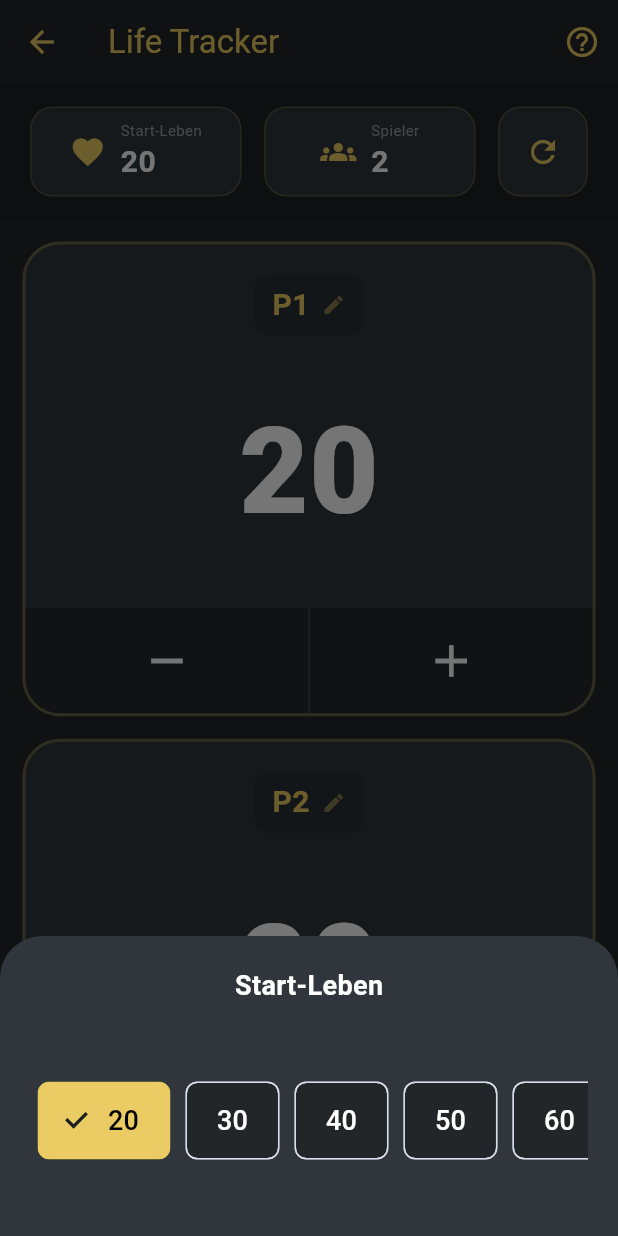
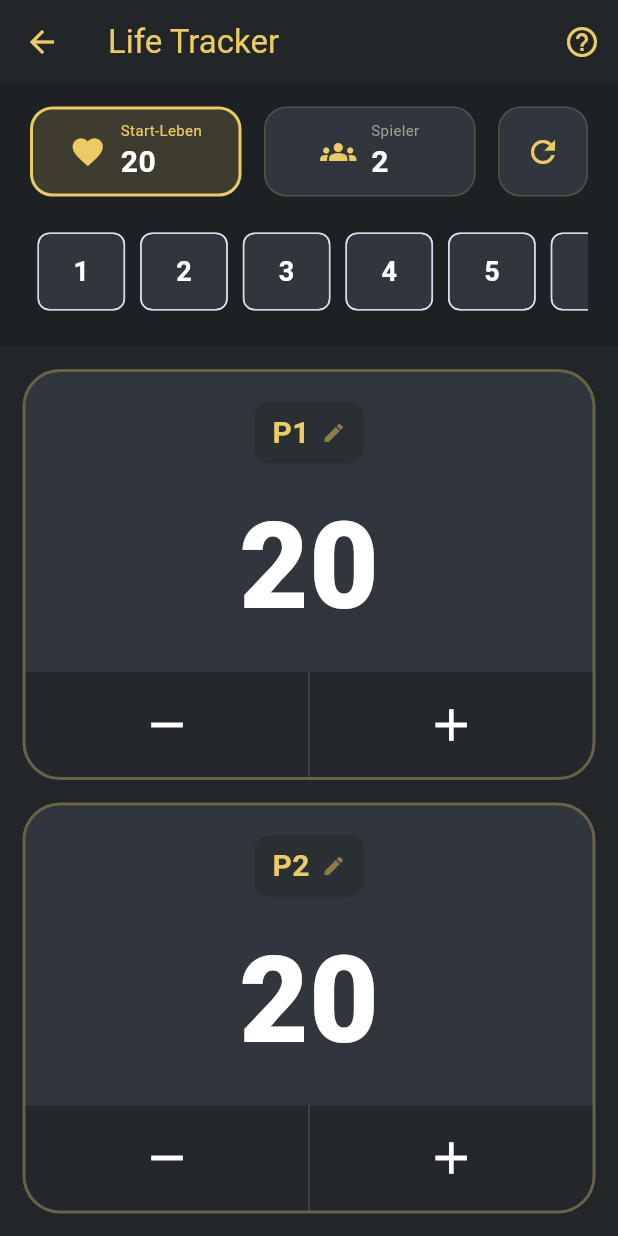
Before and after one commit to PrinzWillyM/countr-appclient, a Flutter app: the LifeTrackerGame screen opened directly, after a tap on "Start-Leben", on a phone screen of 412 x 824 dp. Run offline on Flutter 3.47's test engine with Material 3 defaults, Android fonts, the phone set to English and light mode, and no system bars; our stand-ins replace confetti, shared_preferences; accounts and stored records are empty.

Commit message:
changed life tracker selection

```diff
--- a/lib/games/life_tracker.dart
+++ b/lib/games/life_tracker.dart
@@ -25,6 +25,9 @@ class _LifeTrackerGameState extends State<LifeTrackerGame> {
   String _currentLang = 'en';
 
   final TextEditingController _renameController = TextEditingController();
+
+  // Steuert, welches Setup-Menü gerade offen ist (0=nichts, 1=Life, 2=Players)
+  int _activeMenu = 0;
 
   @override
   void initState() {
@@ -95,6 +98,7 @@ class _LifeTrackerGameState extends State<LifeTrackerGame> {
         'name': 'P${index + 1}',
         'life': startLife,
       });
+      _activeMenu = 0; // Menü schließen beim Reset
     });
   }
 
@@ -102,6 +106,7 @@ class _LifeTrackerGameState extends State<LifeTrackerGame> {
     HapticFeedback.selectionClick();
     setState(() {
       players[index]['life'] += amount;
+      _activeMenu = 0; // Schließt das Menü, falls man anfängt zu tippen
     });
   }
 
@@ -111,6 +116,7 @@ class _LifeTrackerGameState extends State<LifeTrackerGame> {
       context: context,
       builder: (context) => AlertDialog(
         backgroundColor: surfaceColor,
+        shape: RoundedRectangleBorder(borderRadius: BorderRadius.circular(15), side: BorderSide(color: primaryColor)),
         title: Text(_t('rename_title'), style: const TextStyle(color: Colors.white)),
         content: TextField(
           controller: _renameController,
@@ -145,6 +151,7 @@ class _LifeTrackerGameState extends State<LifeTrackerGame> {
       context: context,
       builder: (context) => AlertDialog(
         backgroundColor: surfaceColor,
+        shape: RoundedRectangleBorder(borderRadius: BorderRadius.circular(15), side: BorderSide(color: primaryColor)),
         title: Text(_t('rules_title'), style: TextStyle(color: primaryColor)),
         content: Text(_t('rules_text'), style: const TextStyle(color: Colors.white70, height: 1.5)),
         actions: [
@@ -158,7 +165,11 @@ class _LifeTrackerGameState extends State<LifeTrackerGame> {
 
   @override
   Widget build(BuildContext context) {
-    return Scaffold(
+    return GestureDetector(
+      onTap: () {
+        if (_activeMenu != 0) setState(() => _activeMenu = 0);
+      },
+      child: Scaffold(
         backgroundColor: bgColor,
         appBar: AppBar(
           title: Text(_t('title')),
@@ -178,14 +189,17 @@ class _LifeTrackerGameState extends State<LifeTrackerGame> {
             Container(
               padding: const EdgeInsets.symmetric(vertical: 15, horizontal: 20),
               color: Colors.black12,
-            child: Row(
+              child: Column(
+                children: [
+                  Row(
                     children: [
                       Expanded(
                         child: _buildConfigButton(
                           icon: Icons.favorite,
                           label: "$startLife",
                           title: _t('start_life'),
-                    onTap: _showLifePicker,
+                          isActive: _activeMenu == 1,
+                          onTap: () => setState(() => _activeMenu = _activeMenu == 1 ? 0 : 1),
                         ),
                       ),
                       const SizedBox(width: 15),
@@ -194,7 +208,8 @@ class _LifeTrackerGameState extends State<LifeTrackerGame> {
                           icon: Icons.groups,
                           label: "$playerCount",
                           title: _t('players'),
-                    onTap: _showPlayerCountPicker,
+                          isActive: _activeMenu == 2,
+                          onTap: () => setState(() => _activeMenu = _activeMenu == 2 ? 0 : 2),
                         ),
                       ),
                       const SizedBox(width: 15),
@@ -214,12 +229,29 @@ class _LifeTrackerGameState extends State<LifeTrackerGame> {
                       ),
                     ],
                   ),
+
+                  // --- INLINE SCHIEBEREGLER / AUSWAHL ---
+                  AnimatedContainer(
+                    duration: const Duration(milliseconds: 200),
+                    height: _activeMenu != 0 ? 70 : 0,
+                    margin: EdgeInsets.only(top: _activeMenu != 0 ? 15 : 0),
+                    child: SingleChildScrollView(
+                      scrollDirection: Axis.horizontal,
+                      child: Row(
+                        children: _activeMenu == 1
+                            ? _buildLifeOptions()
+                            : (_activeMenu == 2 ? _buildPlayerOptions() : []),
+                      ),
+                    ),
+                  ),
+                ],
+              ),
             ),
 
             // --- GAME AREA ---
             Expanded(
               child: Padding(
-              padding: const EdgeInsets.all(15.0), // Padding around the whole area
+                padding: const EdgeInsets.all(15.0),
                 child: playerCount == 2
                     ? _buildTwoPlayerLayout()
                     : _buildGridPlayerLayout(),
@@ -227,18 +259,61 @@ class _LifeTrackerGameState extends State<LifeTrackerGame> {
             ),
           ],
         ),
+      ),
     );
   }
 
-  Widget _buildConfigButton({required IconData icon, required String label, required String title, required VoidCallback onTap}) {
+  List<Widget> _buildLifeOptions() {
+    final options = [1, 2, 3, 4, 5, 6, 7, 8, 9, 10, 15, 20, 30, 40, 50, 60, 80, 100];
+    return options.map((val) => Padding(
+      padding: const EdgeInsets.symmetric(horizontal: 5),
+      child: ChoiceChip(
+        label: Text("$val", style: TextStyle(color: startLife == val ? Colors.black : Colors.white, fontSize: 18, fontWeight: FontWeight.bold)),
+        selected: startLife == val,
+        selectedColor: primaryColor,
+        backgroundColor: surfaceColor,
+        padding: const EdgeInsets.symmetric(horizontal: 15, vertical: 12),
+        onSelected: (_) {
+          setState(() {
+            startLife = val;
+            _activeMenu = 0;
+            _resetGame();
+          });
+        },
+      ),
+    )).toList();
+  }
+
+  List<Widget> _buildPlayerOptions() {
+    return [2, 3, 4, 5, 6].map((val) => Padding(
+      padding: const EdgeInsets.symmetric(horizontal: 5),
+      child: ChoiceChip(
+        label: Text("$val", style: TextStyle(color: playerCount == val ? Colors.black : Colors.white, fontSize: 18, fontWeight: FontWeight.bold)),
+        selected: playerCount == val,
+        selectedColor: primaryColor,
+        backgroundColor: surfaceColor,
+        padding: const EdgeInsets.symmetric(horizontal: 15, vertical: 12),
+        onSelected: (_) {
+          setState(() {
+            playerCount = val;
+            _activeMenu = 0;
+            _resetGame();
+          });
+        },
+      ),
+    )).toList();
+  }
+
+  Widget _buildConfigButton({required IconData icon, required String label, required String title, required bool isActive, required VoidCallback onTap}) {
     return GestureDetector(
       onTap: onTap,
-      child: Container(
+      child: AnimatedContainer(
+        duration: const Duration(milliseconds: 200),
         height: 60,
         decoration: BoxDecoration(
-          color: surfaceColor,
+          color: isActive ? primaryColor.withAlpha(40) : surfaceColor,
           borderRadius: BorderRadius.circular(15),
-          border: Border.all(color: primaryColor.withAlpha(50)),
+          border: Border.all(color: isActive ? primaryColor : primaryColor.withAlpha(50), width: isActive ? 2 : 1),
         ),
         child: Row(
           mainAxisAlignment: MainAxisAlignment.center,
@@ -249,7 +324,7 @@ class _LifeTrackerGameState extends State<LifeTrackerGame> {
               mainAxisAlignment: MainAxisAlignment.center,
               crossAxisAlignment: CrossAxisAlignment.start,
               children: [
-                Text(title, style: const TextStyle(color: Colors.grey, fontSize: 10)),
+                Text(title, style: TextStyle(color: isActive ? primaryColor : Colors.grey, fontSize: 10)),
                 Text(label, style: const TextStyle(color: Colors.white, fontSize: 20, fontWeight: FontWeight.bold)),
               ],
             )
@@ -274,7 +349,6 @@ class _LifeTrackerGameState extends State<LifeTrackerGame> {
             onRename: () => _showRenameDialog(0),
           ),
         ),
-        // Abstand
         const SizedBox(height: 15),
         // P2
         Expanded(
@@ -295,8 +369,8 @@ class _LifeTrackerGameState extends State<LifeTrackerGame> {
       gridDelegate: const SliverGridDelegateWithFixedCrossAxisCount(
         crossAxisCount: 2,
         childAspectRatio: 0.85,
-        crossAxisSpacing: 15, // Mehr Abstand
-        mainAxisSpacing: 15,  // Mehr Abstand
+        crossAxisSpacing: 15,
+        mainAxisSpacing: 15,
       ),
       itemCount: playerCount,
       itemBuilder: (context, index) {
@@ -308,80 +382,6 @@ class _LifeTrackerGameState extends State<LifeTrackerGame> {
           onRename: () => _showRenameDialog(index),
         );
       },
-    );
-  }
-
-  // --- PICKERS ---
-
-  void _showLifePicker() {
-    showModalBottomSheet(
-      context: context,
-      backgroundColor: surfaceColor,
-      builder: (context) => Container(
-        padding: const EdgeInsets.all(20),
-        height: 200,
-        child: Column(
-          children: [
-            Text(_t('start_life'), style: const TextStyle(color: Colors.white, fontSize: 18, fontWeight: FontWeight.bold)),
-            const SizedBox(height: 20),
-            Expanded(
-              child: ListView(
-                scrollDirection: Axis.horizontal,
-                children: [20, 30, 40, 50, 60, 100].map((val) => Padding(
-                  padding: const EdgeInsets.symmetric(horizontal: 5),
-                  child: ChoiceChip(
-                    label: Text("$val", style: TextStyle(color: startLife == val ? Colors.black : Colors.white, fontSize: 18)),
-                    selected: startLife == val,
-                    selectedColor: primaryColor,
-                    backgroundColor: bgColor,
-                    padding: const EdgeInsets.all(12),
-                    onSelected: (_) {
-                      setState(() { startLife = val; _resetGame(); });
-                      Navigator.pop(context);
-                    },
-                  ),
-                )).toList(),
-              ),
-            )
-          ],
-        ),
-      ),
-    );
-  }
-
-  void _showPlayerCountPicker() {
-    showModalBottomSheet(
-      context: context,
-      backgroundColor: surfaceColor,
-      builder: (context) => Container(
-        padding: const EdgeInsets.all(20),
-        height: 200,
-        child: Column(
-          children: [
-            Text(_t('players'), style: const TextStyle(color: Colors.white, fontSize: 18, fontWeight: FontWeight.bold)),
-            const SizedBox(height: 20),
-            Expanded(
-              child: ListView(
-                scrollDirection: Axis.horizontal,
-                children: [2, 3, 4, 5, 6].map((val) => Padding(
-                  padding: const EdgeInsets.symmetric(horizontal: 5),
-                  child: ChoiceChip(
-                    label: Text("$val", style: TextStyle(color: playerCount == val ? Colors.black : Colors.white, fontSize: 18)),
-                    selected: playerCount == val,
-                    selectedColor: primaryColor,
-                    backgroundColor: bgColor,
-                    padding: const EdgeInsets.all(12),
-                    onSelected: (_) {
-                      setState(() { playerCount = val; _resetGame(); });
-                      Navigator.pop(context);
-                    },
-                  ),
-                )).toList(),
-              ),
-            )
-          ],
-        ),
-      ),
     );
   }
 }
@@ -399,14 +399,14 @@ class _SimpleLifeCard extends StatelessWidget {
   @override
   Widget build(BuildContext context) {
     return Container(
-      padding: const EdgeInsets.only(top: 20), // Mehr Platz oben für Namen
+      padding: const EdgeInsets.only(top: 20),
       decoration: BoxDecoration(
         color: const Color(0xFF30363B),
         borderRadius: BorderRadius.circular(25),
         border: Border.all(color: color.withOpacity(0.3), width: 2),
       ),
       child: Column(
-        mainAxisAlignment: MainAxisAlignment.spaceBetween, // Verteilt Inhalt
+        mainAxisAlignment: MainAxisAlignment.spaceBetween,
         children: [
           // Name (klickbar)
           GestureDetector(
@@ -428,7 +428,7 @@ class _SimpleLifeCard extends StatelessWidget {
             ),
           ),
 
-          // Life (Centered via Spacer)
+          // Life
           Spacer(),
           Text("$life", style: const TextStyle(color: Colors.white, fontWeight: FontWeight.w900, fontSize: 80, height: 1.0)),
           Spacer(),
@@ -441,7 +441,7 @@ class _SimpleLifeCard extends StatelessWidget {
                   onTap: () => onChanged(-1),
                   borderRadius: const BorderRadius.only(bottomLeft: Radius.circular(23)),
                   child: Container(
-                    height: 70, // Grösser
+                    height: 70,
                     decoration: const BoxDecoration(
                       color: Colors.black26,
                       borderRadius: BorderRadius.only(bottomLeft: Radius.circular(23)),
@@ -456,7 +456,7 @@ class _SimpleLifeCard extends StatelessWidget {
                   onTap: () => onChanged(1),
                   borderRadius: const BorderRadius.only(bottomRight: Radius.circular(23)),
                   child: Container(
-                    height: 70, // Grösser
+                    height: 70,
                     decoration: const BoxDecoration(
                       color: Colors.black26,
                       borderRadius: BorderRadius.only(bottomRight: Radius.circular(23)),
```
Also changed, not shown: pubspec.lock. Lines whose indentation alone changed are shown as unchanged.
